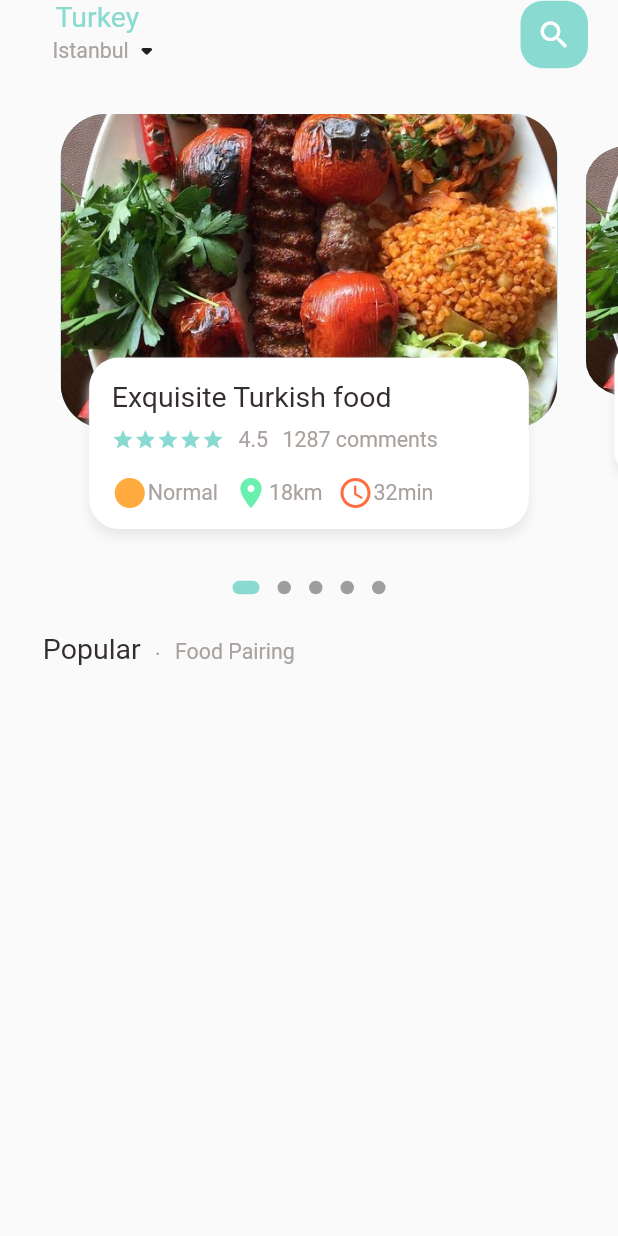
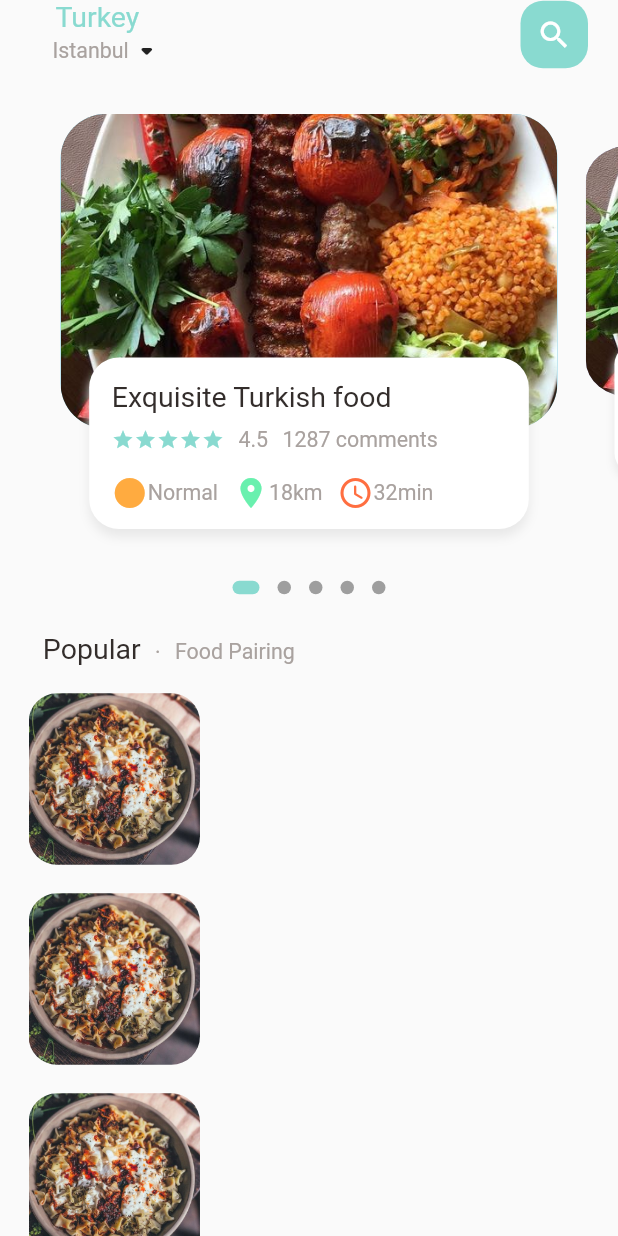
Before and after one commit to muttafa/Flutter-Ecommerce-App, a Flutter app: the screen it shows after launch, on a phone screen of 412 x 824 dp. Run offline on Flutter 3.47's test engine with Material 2 defaults, Android fonts, the phone set to English and light mode, and no system bars; drawn by our look-alikes of dots_indicator; our stand-ins replace get, google_fonts.

```diff
--- a/lib/Home/food_page_body.dart
+++ b/lib/Home/food_page_body.dart
@@ -45,6 +45,7 @@ class _FoodPageBodyState extends State<FoodPageBody> {
     return Column(
 
       children: [
+        // Slider
         Container(
           height: Dimensions.bannerContainerHeight,
           child: PageView.builder(
@@ -56,6 +57,7 @@ class _FoodPageBodyState extends State<FoodPageBody> {
       ),
 
     ),
+        // Dots for slider
         new DotsIndicator(
         dotsCount: 5,
         position: _currentPageValue,
@@ -67,6 +69,7 @@ class _FoodPageBodyState extends State<FoodPageBody> {
         ),
         ),
         SizedBox(height: Dimensions.margin20,),
+        // Popular
         Container(
           margin: EdgeInsets.only(left: Dimensions.margin30),
           child: Row(
@@ -74,6 +77,7 @@ class _FoodPageBodyState extends State<FoodPageBody> {
               MyText(text: "Popular"),
               SizedBox(width: Dimensions.margin10,),
               Container(
+                margin: EdgeInsets.only(bottom: 3),
                 child: SmallText(text: ".",),
               ),
               SizedBox(width: Dimensions.margin10,),
@@ -83,7 +87,42 @@ class _FoodPageBodyState extends State<FoodPageBody> {
               ),
             ],
           ),
-        )
+        ),
+        // List of product
+        Container(
+          height: 700,
+          margin: EdgeInsets.only(bottom: Dimensions.margin10),
+          child: ListView.builder(
+              physics: AlwaysScrollableScrollPhysics(),
+              shrinkWrap: true,
+              itemCount: 15,
+              itemBuilder: (context,index)
+              {
+                return Container(
+                  margin: EdgeInsets.fromLTRB(Dimensions.margin20, Dimensions.margin20, Dimensions.margin20, 0),
+                  child: Row(
+                    children: [
+                      // image section
+                      Container(
+                        width: Dimensions.height120,
+                        height: Dimensions.height120,
+                        decoration: BoxDecoration(
+                            borderRadius: BorderRadius.circular(Dimensions.radius20),
+                            image: DecorationImage(
+                                fit: BoxFit.cover,
+                                image: AssetImage(
+                                  "assets/image/manti.jpg",
+                                )
+                            )
+                        ),
+                      ),
+
+                    ],
+                  ),
+                );
+              }
+          ),
+        ),
       ],
     );
 
--- a/lib/Home/main_food_page.dart
+++ b/lib/Home/main_food_page.dart
@@ -58,7 +58,10 @@ class _MainFoodPageState extends State<MainFoodPage> {
             ),
           ),
           SizedBox(height: 30,),
-          FoodPageBody(),
+          Expanded(child: SingleChildScrollView(
+            physics: AlwaysScrollableScrollPhysics(),
+            child: FoodPageBody(),
+          ))
         ],
       )
     );
--- a/lib/utils/dimensions.dart
+++ b/lib/utils/dimensions.dart
@@ -17,4 +17,8 @@ class Dimensions {
     static double smallTextSize = screenHeight/57.7;
     static double myTextSize = screenHeight/43.3;
 
+    static double radius20 = screenHeight/43.3;
+
+    static double height120 = screenHeight/7.21;
+
 }
```
